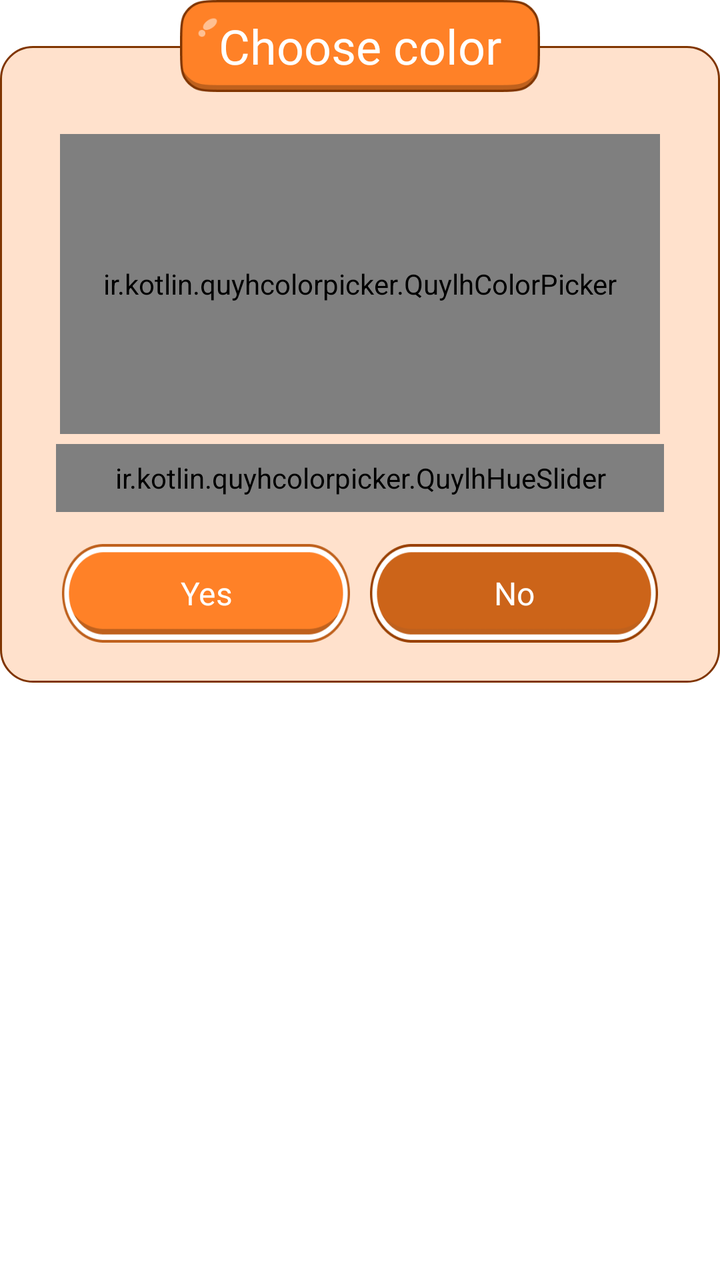
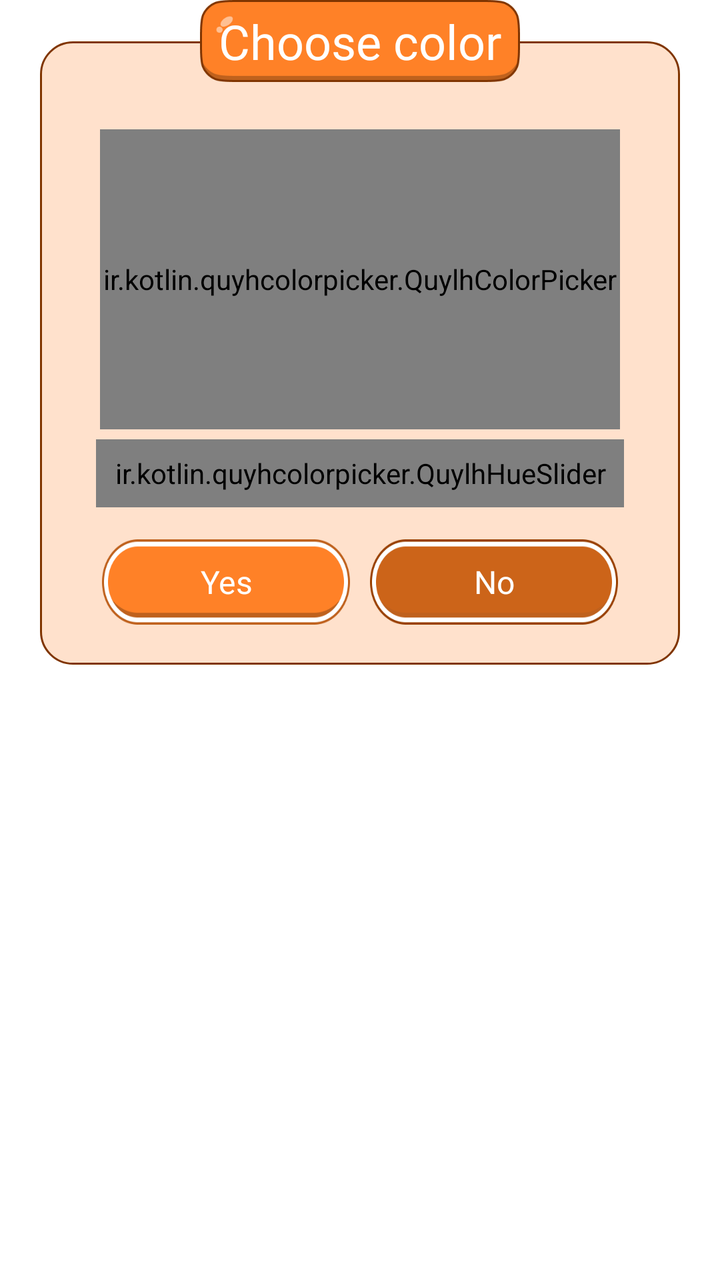

Before-and-after screenshots of an Android layout around one commit, followed by the original layout XML and the change that was made.
<!-- AndroidManifest.xml: application theme Base.Theme.BaseFragment -->
<!-- res/layout/dialog_color_picker.xml -->
<?xml version="1.0" encoding="utf-8"?>
<layout xmlns:tools="http://schemas.android.com/tools"
        xmlns:android="http://schemas.android.com/apk/res/android"
        xmlns:app="http://schemas.android.com/apk/res-auto">

    <androidx.constraintlayout.widget.ConstraintLayout
            android:layout_width="match_parent"
            android:layout_height="wrap_content"
    >


                <androidx.constraintlayout.widget.ConstraintLayout
                        android:id="@+id/contrainColor"
                        app:layout_constraintTop_toTopOf="parent"
                        android:layout_width="match_parent"
                        android:layout_gravity="center"
                        android:layout_height="wrap_content"
                >
                    <View
                            android:id="@+id/view2"
                            android:layout_width="@dimen/dimension_0"
                            android:layout_height="@dimen/dimension_0"
                            app:layout_constraintStart_toStartOf="parent"
                            app:layout_constraintEnd_toEndOf="parent"
                            app:layout_constraintTop_toTopOf="parent"
                            app:layout_constraintDimensionRatio="3.12:0.4"/>
                    <View
                            android:id="@+id/view3"
                            android:layout_width="@dimen/dimension_0"
                            android:layout_height="@dimen/dimension_0"
                            app:layout_constraintStart_toStartOf="parent"
                            app:layout_constraintEnd_toEndOf="parent"
                            app:layout_constraintTop_toTopOf="parent"
                            app:layout_constraintDimensionRatio="3.12:0.2"/>
                    <View android:layout_width="@dimen/dimension_0"
                          android:layout_height="@dimen/dimension_0"
                          app:layout_constraintStart_toStartOf="parent"
                          app:layout_constraintEnd_toEndOf="parent"
                          android:background="@drawable/bg_16_cosplay"
                          app:layout_constraintBottom_toBottomOf="@+id/linear1"
                          app:layout_constraintTop_toBottomOf="@+id/view3"/>
                    <TextView
                            android:layout_width="@dimen/dimension_0"
                            android:layout_height="@dimen/dimension_0"
                            app:layout_constraintDimensionRatio="1.56:0.4"
                            app:layout_constraintStart_toStartOf="parent"
                            app:layout_constraintEnd_toEndOf="parent"
                            app:layout_constraintTop_toTopOf="@+id/view2"
                            app:layout_constraintBottom_toBottomOf="@+id/view2"
                            android:textSize="@dimen/text_size_24"
                            android:fontFamily="@font/fluffy_cat"
                            android:elevation="@dimen/dimension_8"
                            android:text="@string/choose_color"
                            android:id="@+id/txtTille"
                            android:textColor="@color/white"
                            android:gravity="center"
                            android:background="@drawable/bg_instruction"/>

                    <ir.kotlin.quyhcolorpicker.QuylhColorPicker
                            android:id="@+id/colorPickerView"
                            android:layout_width="match_parent"
                            android:layout_height="@dimen/dimension_150"
                            android:layout_marginHorizontal="@dimen/dimension_30"
                            android:layout_marginTop="@dimen/dimension_44"
                            app:layout_constraintEnd_toEndOf="parent"
                            app:layout_constraintStart_toStartOf="parent"
                            app:layout_constraintTop_toBottomOf="@id/view3"/>

                    <LinearLayout
                            android:layout_width="match_parent"
                            android:layout_height="wrap_content"
                            android:layout_marginHorizontal="@dimen/dimension_6"
                            android:gravity="center"
                            android:id="@+id/linear1"
                            android:layout_marginTop="@dimen/dimension_5"
                            android:orientation="vertical"
                            app:layout_constraintEnd_toEndOf="parent"
                            app:layout_constraintStart_toStartOf="parent"
                            app:layout_constraintTop_toBottomOf="@id/colorPickerView">

                        <ir.kotlin.quyhcolorpicker.QuylhHueSlider
                                android:id="@+id/hueSlider"
                                android:paddingHorizontal="@dimen/dimension_6"
                                android:layout_marginHorizontal="@dimen/dimension_22"
                                android:layout_width="match_parent"
                                android:layout_height="@dimen/dimension_34"/>

                        
                        <androidx.constraintlayout.widget.ConstraintLayout
                                android:id="@+id/bg"
                                android:layout_marginTop="@dimen/dimension_16"
                                android:paddingBottom="@dimen/dimension_20"
                                android:layout_marginHorizontal="@dimen/dimension_20"
                                android:layout_width="match_parent"
                                android:layout_height="wrap_content"
                                app:layout_constraintTop_toBottomOf="@+id/txtContent">
                            <androidx.constraintlayout.widget.ConstraintLayout
                                    android:id="@+id/btnCancle"
                                    android:layout_width="@dimen/dimension_0"
                                    android:layout_height="@dimen/dimension_0"
                                    android:layout_marginHorizontal="@dimen/dimension_5"
                                    app:layout_constraintDimensionRatio="1.28:0.44"
                                    app:layout_constraintEnd_toEndOf="parent"
                                    app:layout_constraintStart_toEndOf="@+id/btnSave"
                                    app:layout_constraintTop_toTopOf="@+id/btnSave"
                                    app:strokeColor="@color/app_color2"
                                    app:strokeWidth="@dimen/dimension_1">

                                <ImageView
                                        android:id="@+id/imgCancleFor"
                                        android:layout_width="match_parent"
                                        android:layout_height="match_parent"
                                        android:scaleType="fitXY"
                                        android:src="@drawable/btn_chossecolor"/>

                                <TextView
                                        android:id="@+id/txtCancle"
                                        style="@style/single_marquee"
                                        android:layout_width="match_parent"
                                        android:layout_height="match_parent"
                                        android:fontFamily="@font/finger_paint_regular"
                                        android:gravity="center"
                                        android:text="@string/no"
                                        android:textColor="@color/white"
                                        android:textSize="@dimen/text_size_16"/>

                            </androidx.constraintlayout.widget.ConstraintLayout>
                            <androidx.constraintlayout.widget.ConstraintLayout
                                    android:id="@+id/btnSave"
                                    android:layout_width="@dimen/dimension_0"
                                    android:layout_height="@dimen/dimension_0"
                                    android:layout_marginHorizontal="@dimen/dimension_5"
                                    app:layout_constraintDimensionRatio="1.28:0.44"

                                    app:layout_constraintEnd_toStartOf="@+id/btnCancle"
                                    app:layout_constraintStart_toStartOf="parent"
                                    app:layout_constraintTop_toTopOf="parent"
                                    app:strokeColor="@color/app_color2"
                                    app:strokeWidth="@dimen/dimension_1">


                                <ImageView
                                        android:id="@+id/imgSaveFor"
                                        android:layout_width="match_parent"
                                        android:layout_height="match_parent"
                                        android:scaleType="fitXY"
                                        android:src="@drawable/btn_chossecolor2"/>

                                <TextView
                                        android:id="@+id/txtSave"
                                        style="@style/single_marquee"
                                        android:layout_width="@dimen/dimension_0"
                                        android:layout_height="@dimen/dimension_0"
                                        app:layout_constraintStart_toStartOf="parent"
                                        app:layout_constraintEnd_toEndOf="@+id/imgSaveFor"
                                        app:layout_constraintTop_toTopOf="@+id/imgSaveFor"
                                        app:layout_constraintBottom_toBottomOf="@+id/imgSaveFor"
                                        android:fontFamily="@font/finger_paint_regular"
                                        android:gravity="center"
                                        android:text="@string/yes"
                                        android:textColor="@color/white"
                                        android:textSize="@dimen/text_size_16"/>

                            </androidx.constraintlayout.widget.ConstraintLayout>

                        </androidx.constraintlayout.widget.ConstraintLayout>

                    </LinearLayout>


                </androidx.constraintlayout.widget.ConstraintLayout>


    </androidx.constraintlayout.widget.ConstraintLayout>
</layout>
<!-- resources referenced by this layout -->
<resources>
  <color name="app_color2">#D9652B</color>
  <color name="white">#FFFFFFFF</color>
  <dimen name="dimension_0">0dp</dimen>
  <dimen name="dimension_1">1dp</dimen>
  <dimen name="dimension_150">150dp</dimen>
  <dimen name="dimension_16">16dp</dimen>
  <dimen name="dimension_20">20dp</dimen>
  <dimen name="dimension_22">22dp</dimen>
  <dimen name="dimension_30">30dp</dimen>
  <dimen name="dimension_34">34dp</dimen>
  <dimen name="dimension_44">44dp</dimen>
  <dimen name="dimension_5">5dp</dimen>
  <dimen name="dimension_6">6dp</dimen>
  <dimen name="dimension_8">8dp</dimen>
  <dimen name="text_size_16">16sp</dimen>
  <dimen name="text_size_24">24sp</dimen>
  <!-- drawable bg_16_cosplay (drawable) -->
  <?xml version="1.0" encoding="utf-8"?>
  <shape xmlns:android="http://schemas.android.com/apk/res/android">
      <solid android:color="@color/app_color9" />
      <stroke android:color="@color/app_color8" android:width="@dimen/dimension_1"/>
      <corners android:radius="@dimen/dimension_16" />
  </shape>
  <!-- drawable bg_instruction: png bitmap (drawable, 4888 bytes) -->
  <!-- drawable btn_chossecolor: png bitmap (drawable, 6639 bytes) -->
  <!-- drawable btn_chossecolor2: png bitmap (drawable, 6354 bytes) -->
  <string name="choose_color">Choose color</string>
  <string name="no">No</string>
  <string name="yes">Yes</string>
  <style name="single_marquee">
          <item name="android:singleLine">true</item>
          <item name="android:ellipsize">marquee</item>
          <item name="android:marqueeRepeatLimit">marquee_forever</item>
          <item name="android:focusable">true</item>
          <item name="android:focusableInTouchMode">true</item>
          <item name="android:scrollHorizontally">true</item>
      </style>
  <style name="Base.Theme.BaseFragment" parent="Theme.Material3.DayNight.NoActionBar">
          
          
          <item name="android:windowTranslucentStatus">false</item>
          <item name="android:windowDrawsSystemBarBackgrounds">true</item>
          <item name="android:statusBarColor">@android:color/transparent</item>
          <item name="android:navigationBarColor">@android:color/transparent</item>
          <item name="android:windowSoftInputMode">adjustResize</item>
          <item name="android:windowBackground">@color/white</item>
          <item name="android:windowIsTranslucent">false</item>
          <item name="android:windowDisablePreview">true</item>
      </style>
  <color name="app_color9">#FFE1CC</color>
  <color name="app_color8">#803500</color>
</resources>

<!-- the commit's change to res/layout/dialog_color_picker.xml (unified diff, before → after) -->
@@ -11,6 +11,7 @@
 
                 <androidx.constraintlayout.widget.ConstraintLayout
                         android:id="@+id/contrainColor"
+                        android:layout_marginHorizontal="@dimen/dimension_20"
                         app:layout_constraintTop_toTopOf="parent"
                         android:layout_width="match_parent"
                         android:layout_gravity="center"
